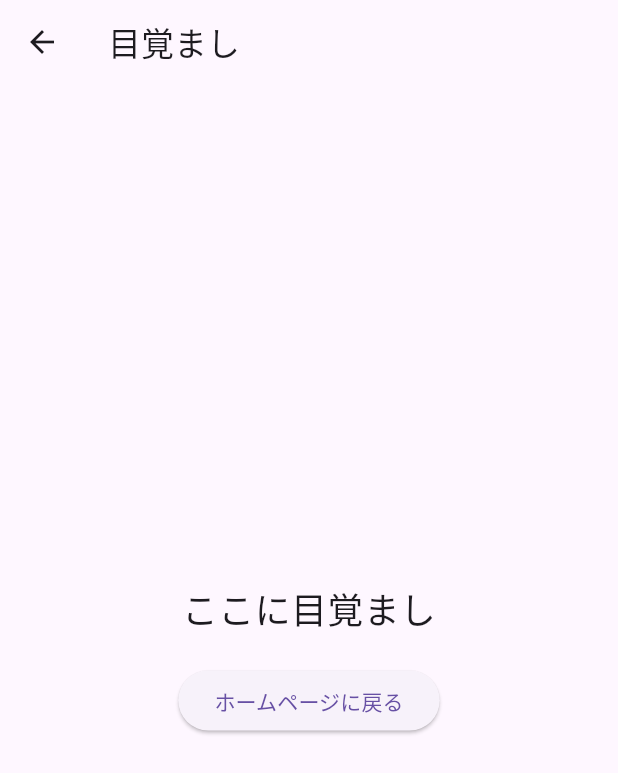
After one commit to HukayaNamiki/assignment_project, a Flutter app: the HomePage screen opened directly, after a tap on "目覚ましへ進む", on a phone screen of 412 x 824 dp. The commit adds this screen. Shown: the top 773 px of the screen. Run offline on Flutter 3.47's test engine with Material 3 defaults, Android fonts, the phone set to English and light mode, and no system bars.

Commit message:
仕様書の追加とページの追加

```diff
--- a/assignment_application/lib/homepage.dart
+++ b/assignment_application/lib/homepage.dart
@@ -1,4 +1,6 @@
 import 'package:flutter/material.dart';
+import 'incompetencecalculator.dart';
+import 'incompetencealarmclock.dart';
 
 class HomePage extends StatelessWidget {
   @override
@@ -27,6 +29,26 @@ class HomePage extends StatelessWidget {
               },
               child: Text('戻る'),
             ),
+            SizedBox(height: 20),
+            ElevatedButton(
+              onPressed: () {
+                Navigator.push(
+                  context,
+                  MaterialPageRoute(builder: (context) => IncompetenceCalculator()),
+                );
+              },
+              child: Text('電卓へ進む'),
+            ),
+            SizedBox(height: 20),
+            ElevatedButton(
+              onPressed: () {
+                Navigator.push(
+                  context,
+                  MaterialPageRoute(builder: (context) => IncompetenceAlarmClock()),
+                );
+              },
+              child: Text('目覚ましへ進む'),
+            ),
           ],
         ),
       ),
--- /dev/null
+++ b/assignment_application/lib/incompetencealarmclock.dart
@@ -0,0 +1,31 @@
+import 'package:flutter/material.dart';
+
+
+class IncompetenceAlarmClock extends StatelessWidget {
+  @override
+  Widget build(BuildContext context) {
+    return Scaffold(
+      appBar: AppBar(
+        title: Text('目覚まし'),
+      ),
+      body: Center(
+        child: Column(
+          mainAxisAlignment: MainAxisAlignment.center,
+          children: [
+            Text(
+              'ここに目覚まし',
+              style: TextStyle(fontSize: 24),
+            ),
+            SizedBox(height: 20),
+            ElevatedButton(
+              onPressed: () {
+                Navigator.pop(context);
+              },
+              child: Text('ホームページに戻る'),
+            ),
+          ],
+        ),
+      ),
+    );
+  }
+}
```
Also changed, not shown: assignment_application/lib/incompetencecalculator.dart (added, +31 -0 lines), 1 other file.
